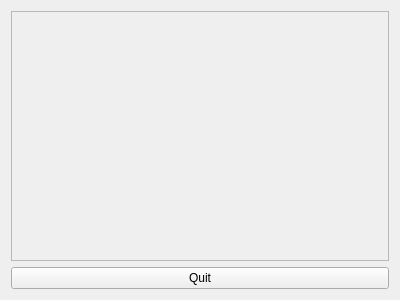
Qt form dialogcreate.ui (luThomasLy/bibliothequeVinyle) before a commit.
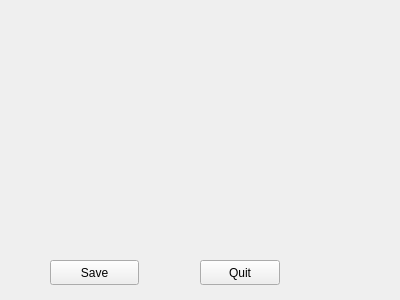
The same form after that commit.

Commit message: maj dialogcreate

Patch:
```diff
--- a/dialogcreate.ui
+++ b/dialogcreate.ui
@@ -13,37 +13,32 @@
   <property name="windowTitle">
    <string>Form</string>
   </property>
-  <layout class="QVBoxLayout" name="verticalLayout_3">
-   <item>
-    <widget class="QScrollArea" name="scrollArea">
-     <property name="widgetResizable">
-      <bool>true</bool>
-     </property>
-     <widget class="QWidget" name="scrollAreaWidgetContents">
-      <property name="geometry">
-       <rect>
-        <x>0</x>
-        <y>0</y>
-        <width>380</width>
-        <height>249</height>
-       </rect>
-      </property>
-      <layout class="QVBoxLayout" name="verticalLayout_2">
-       <item>
-        <layout class="QVBoxLayout" name="verticalLayout"/>
-       </item>
-      </layout>
-     </widget>
-    </widget>
-   </item>
-   <item>
-    <widget class="QPushButton" name="buttonQuitCreate">
-     <property name="text">
-      <string>Quit</string>
-     </property>
-    </widget>
-   </item>
-  </layout>
+  <widget class="QPushButton" name="buttonQuitCreate">
+   <property name="geometry">
+    <rect>
+     <x>200</x>
+     <y>260</y>
+     <width>80</width>
+     <height>25</height>
+    </rect>
+   </property>
+   <property name="text">
+    <string>Quit</string>
+   </property>
+  </widget>
+  <widget class="QPushButton" name="buttonSaveCreate">
+   <property name="geometry">
+    <rect>
+     <x>50</x>
+     <y>260</y>
+     <width>89</width>
+     <height>25</height>
+    </rect>
+   </property>
+   <property name="text">
+    <string>Save</string>
+   </property>
+  </widget>
  </widget>
  <resources/>
  <connections/>
```
The commit also changes 2 other files.
